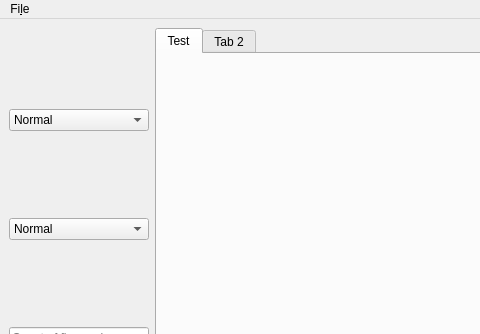
This is gui/qtview.ui in KitKod/PyQS as Qt 5 draws it before an edit; both pictures show x 0 to 480 and y 0 to 334 of the 909 by 549 pixel window. The edited form follows.
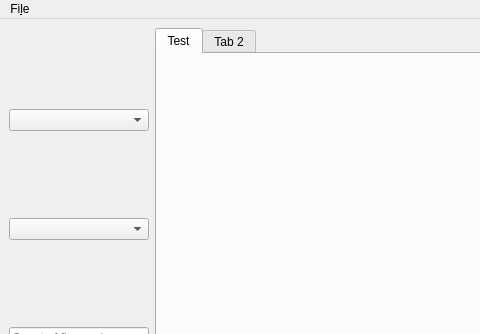
This is the edited form. Custom widgets are drawn as their Qt base class.

Diff of the .ui file:
```diff
--- a/gui/qtview.ui
+++ b/gui/qtview.ui
@@ -37,11 +37,6 @@
           <height>0</height>
          </size>
         </property>
-        <item>
-         <property name="text">
-          <string>Normal</string>
-         </property>
-        </item>
        </widget>
       </item>
       <item>
@@ -58,11 +53,6 @@
           <height>0</height>
          </size>
         </property>
-        <item>
-         <property name="text">
-          <string>Normal</string>
-         </property>
-        </item>
        </widget>
       </item>
       <item>
```
